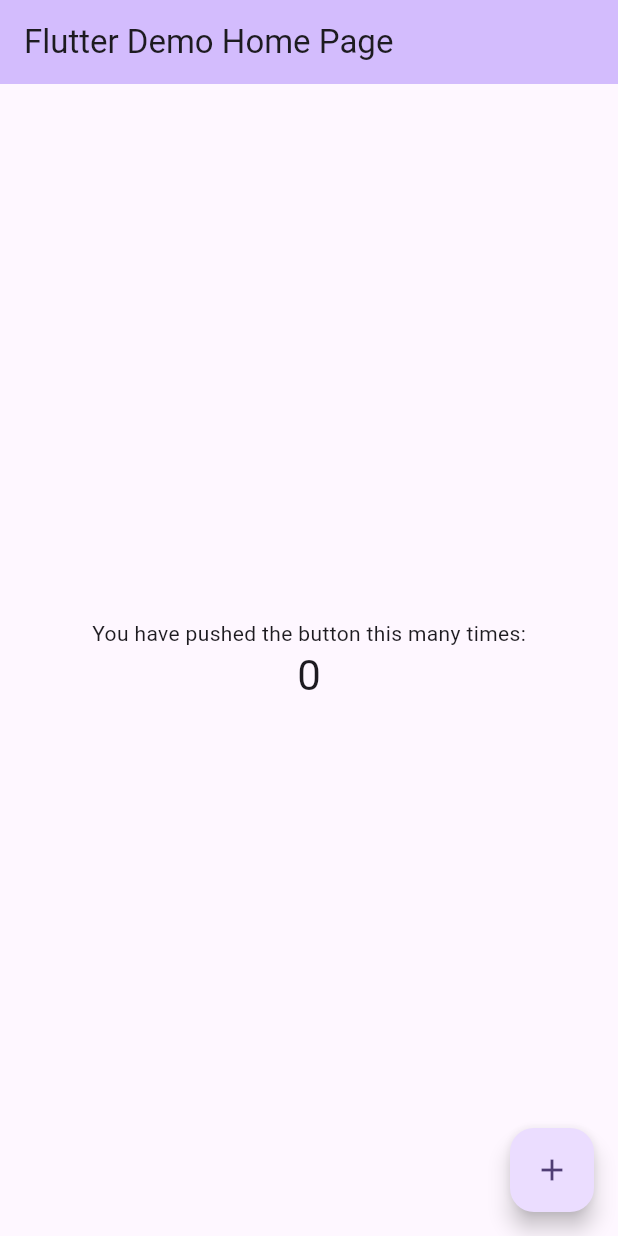
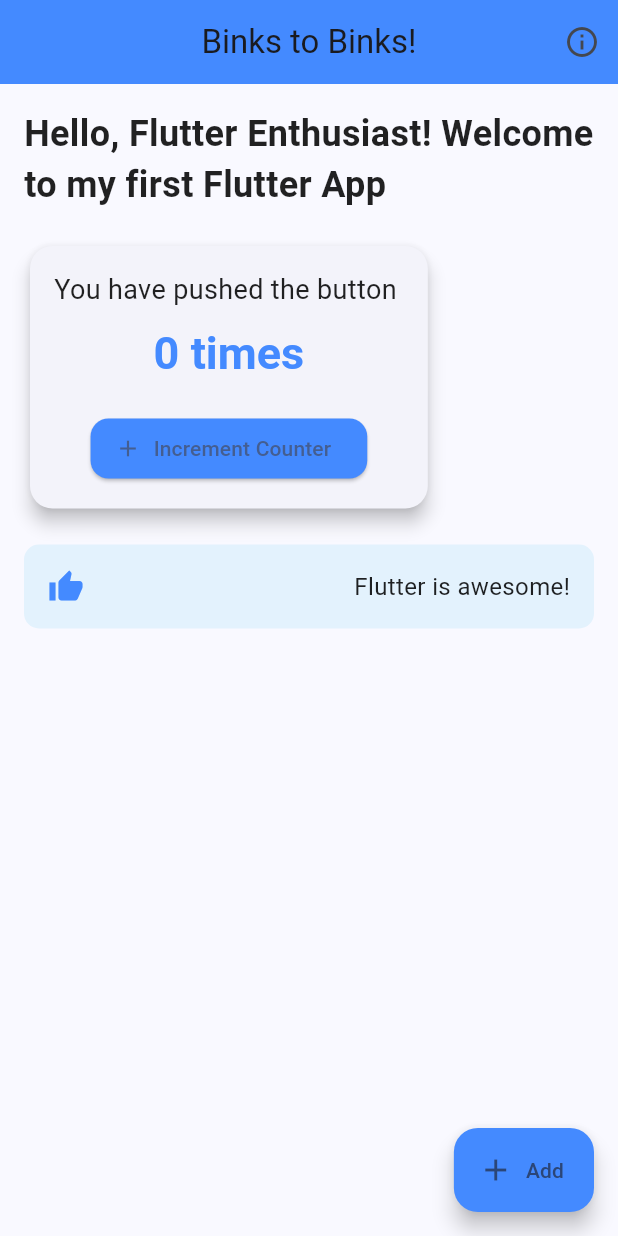
Before and after one commit to edemdev7/flutter_application_1, a Flutter app: the screen it shows after launch, on a phone screen of 412 x 824 dp. Run offline on Flutter 3.47's test engine with Material 3 defaults, Android fonts, the phone set to English and light mode, and no system bars.

Commit message:
[UPDATE] page design

```diff
--- a/lib/main.dart
+++ b/lib/main.dart
@@ -7,47 +7,33 @@ void main() {
 class MyApp extends StatelessWidget {
   const MyApp({super.key});
 
-  // This widget is the root of your application.
   @override
   Widget build(BuildContext context) {
     return MaterialApp(
-      title: 'Flutter Demo',
+      title: 'My Flutter App',
+      debugShowCheckedModeBanner: false, // Enlève la bannière de debug
       theme: ThemeData(
-        // This is the theme of your application.
-        //
-        // TRY THIS: Try running your application with "flutter run". You'll see
-        // the application has a purple toolbar. Then, without quitting the app,
-        // try changing the seedColor in the colorScheme below to Colors.green
-        // and then invoke "hot reload" (save your changes or press the "hot
-        // reload" button in a Flutter-supported IDE, or press "r" if you used
-        // the command line to start the app).
-        //
-        // Notice that the counter didn't reset back to zero; the application
-        // state is not lost during the reload. To reset the state, use hot
-        // restart instead.
-        //
-        // This works for code too, not just values: Most code changes can be
-        // tested with just a hot reload.
-        colorScheme: ColorScheme.fromSeed(seedColor: Colors.deepPurple),
+        colorScheme: ColorScheme.fromSeed(seedColor: Colors.blueAccent),
         useMaterial3: true,
+        textTheme: const TextTheme(
+          headlineMedium: TextStyle(
+            fontSize: 30,
+            fontWeight: FontWeight.bold,
+            color: Colors.blueAccent,
+          ),
+          bodyMedium: TextStyle(
+            fontSize: 18,
+            color: Colors.black87,
+          ),
+        ),
       ),
-      home: const MyHomePage(title: 'Flutter Demo Home Page'),
+      home: const MyHomePage(title: 'Binks to Binks!'),
     );
   }
 }
 
 class MyHomePage extends StatefulWidget {
   const MyHomePage({super.key, required this.title});
-
-  // This widget is the home page of your application. It is stateful, meaning
-  // that it has a State object (defined below) that contains fields that affect
-  // how it looks.
-
-  // This class is the configuration for the state. It holds the values (in this
-  // case the title) provided by the parent (in this case the App widget) and
-  // used by the build method of the State. Fields in a Widget subclass are
-  // always marked "final".
-
   final String title;
 
   @override
@@ -59,67 +45,99 @@ class _MyHomePageState extends State<MyHomePage> {
 
   void _incrementCounter() {
     setState(() {
-      // This call to setState tells the Flutter framework that something has
-      // changed in this State, which causes it to rerun the build method below
-      // so that the display can reflect the updated values. If we changed
-      // _counter without calling setState(), then the build method would not be
-      // called again, and so nothing would appear to happen.
       _counter++;
     });
   }
 
   @override
   Widget build(BuildContext context) {
-    // This method is rerun every time setState is called, for instance as done
-    // by the _incrementCounter method above.
-    //
-    // The Flutter framework has been optimized to make rerunning build methods
-    // fast, so that you can just rebuild anything that needs updating rather
-    // than having to individually change instances of widgets.
     return Scaffold(
       appBar: AppBar(
-        // TRY THIS: Try changing the color here to a specific color (to
-        // Colors.amber, perhaps?) and trigger a hot reload to see the AppBar
-        // change color while the other colors stay the same.
-        backgroundColor: Theme.of(context).colorScheme.inversePrimary,
-        // Here we take the value from the MyHomePage object that was created by
-        // the App.build method, and use it to set our appbar title.
         title: Text(widget.title),
+        backgroundColor: Colors.blueAccent,
+        centerTitle: true,
+        actions: [
+          IconButton(
+            icon: const Icon(Icons.info_outline),
+            onPressed: () {
+              ScaffoldMessenger.of(context).showSnackBar(
+                const SnackBar(content: Text('App Info: Version 1.0')),
+              );
+            },
+          ),
+        ],
       ),
-      body: Center(
-        // Center is a layout widget. It takes a single child and positions it
-        // in the middle of the parent.
+      body: Padding(
+        padding: const EdgeInsets.all(16.0),
         child: Column(
-          // Column is also a layout widget. It takes a list of children and
-          // arranges them vertically. By default, it sizes itself to fit its
-          // children horizontally, and tries to be as tall as its parent.
-          //
-          // Column has various properties to control how it sizes itself and
-          // how it positions its children. Here we use mainAxisAlignment to
-          // center the children vertically; the main axis here is the vertical
-          // axis because Columns are vertical (the cross axis would be
-          // horizontal).
-          //
-          // TRY THIS: Invoke "debug painting" (choose the "Toggle Debug Paint"
-          // action in the IDE, or press "p" in the console), to see the
-          // wireframe for each widget.
-          mainAxisAlignment: MainAxisAlignment.center,
-          children: <Widget>[
+          crossAxisAlignment: CrossAxisAlignment.start,
+          children: [
             const Text(
-              'You have pushed the button this many times:',
+              'Hello, Flutter Enthusiast! Welcome to my first Flutter App',
+              style: TextStyle(fontSize: 24, fontWeight: FontWeight.w600),
             ),
-            Text(
-              '$_counter',
-              style: Theme.of(context).textTheme.headlineMedium,
+            const SizedBox(height: 20),
+            Card(
+              elevation: 5,
+              shape: RoundedRectangleBorder(
+                borderRadius: BorderRadius.circular(15),
+              ),
+              child: Padding(
+                padding: const EdgeInsets.all(16.0),
+                child: Column(
+                  children: [
+                    const Text(
+                      'You have pushed the button ',
+                      style: TextStyle(fontSize: 18),
+                    ),
+                    const SizedBox(height: 10),
+                    Text(
+                      '$_counter times',
+                      style: Theme.of(context).textTheme.headlineMedium,
+                    ),
+                    const SizedBox(height: 20),
+                    ElevatedButton.icon(
+                      onPressed: _incrementCounter,
+                      icon: const Icon(Icons.add),
+                      label: const Text('Increment Counter'),
+                      style: ElevatedButton.styleFrom(
+                        backgroundColor: Colors.blueAccent,
+                        shape: RoundedRectangleBorder(
+                          borderRadius: BorderRadius.circular(12),
+                        ),
+                      ),
+                    ),
+                  ],
+                ),
+              ),
+            ),
+            const SizedBox(height: 20),
+            Container(
+              padding: const EdgeInsets.all(16),
+              decoration: BoxDecoration(
+                color: Colors.blue[50],
+                borderRadius: BorderRadius.circular(10),
+              ),
+              child: const Row(
+                mainAxisAlignment: MainAxisAlignment.spaceBetween,
+                children: [
+                  Icon(Icons.thumb_up, color: Colors.blueAccent),
+                  Text(
+                    'Flutter is awesome!',
+                    style: TextStyle(fontSize: 16),
+                  ),
+                ],
+              ),
             ),
           ],
         ),
       ),
-      floatingActionButton: FloatingActionButton(
+      floatingActionButton: FloatingActionButton.extended(
         onPressed: _incrementCounter,
-        tooltip: 'Increment',
-        child: const Icon(Icons.add),
-      ), // This trailing comma makes auto-formatting nicer for build methods.
+        label: const Text('Add'),
+        icon: const Icon(Icons.add),
+        backgroundColor: Colors.blueAccent,
+      ),
     );
   }
 }
```
